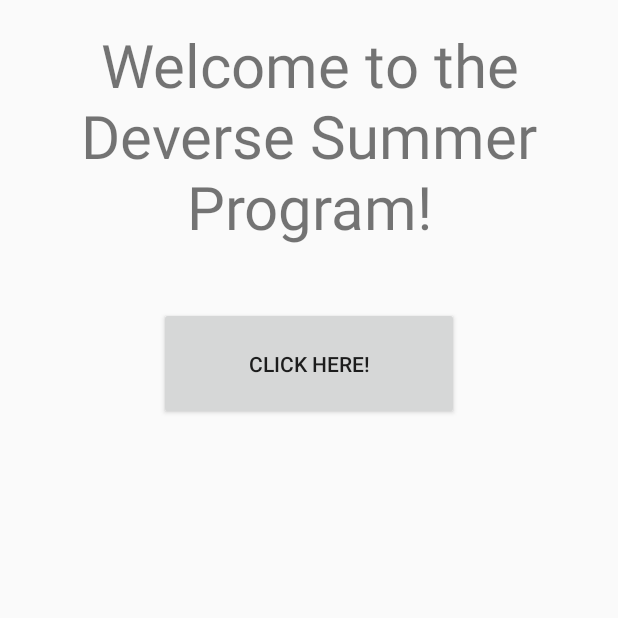
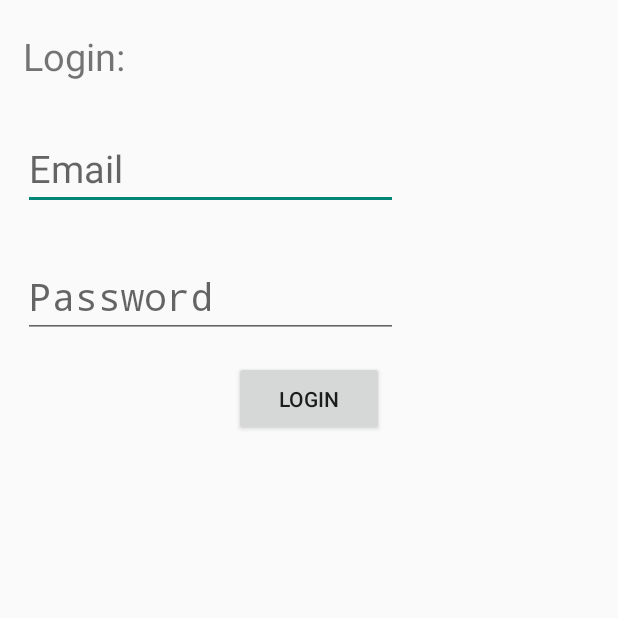
Before and after one commit to TeamDeverse/summer-program-app, an Android app: the screen it shows after launch (MainActivity), on a phone screen of 412 x 824 dp, the top half of it. Run offline under Robolectric (Android 15) with nearby library versions, the phone set to English and light mode, and no system bars; 1 statement that could not run was skipped.

Commit message:
Starting on login view with team

```diff
--- a/app/src/main/java/org/deverse/summer_program/deversesummerprogram/MainActivity.java
+++ b/app/src/main/java/org/deverse/summer_program/deversesummerprogram/MainActivity.java
@@ -2,46 +2,49 @@ package org.deverse.summer_program.deversesummerprogram;
 
 import android.app.Activity;
 import android.content.Context;
+import android.content.Intent;
 import android.os.Bundle;
 import android.view.View;
 import android.widget.Button;
+import android.widget.EditText;
 import android.widget.ImageView;
-import org.deverse.summer_program.deversesummerprogram.ParseAPI;
+import android.widget.TextView;
+import com.parse.ParseException;
+import com.parse.SignUpCallback;
+
+//import org.deverse.summer_program.deversesummerprogram.ParseAPI;
 
 
 public class MainActivity extends Activity {
 
     // Declare our variables up here so that they're globally accessible. We'll define them later
-    ImageView falloutImage;
-    Button mainButton;
-    ParseAPI parse;
+    ParseAPI backend;
+    EditText loginEmail;
+    EditText loginPassword;
+    Button loginButton;
 
     // The onCreate method is the first method that runs when the app starts up. It's like Java's
     // main() method
     @Override
-    protected void onCreate(Bundle savedInstanceState) {
+    public void onCreate(Bundle savedInstanceState) {
         super.onCreate(savedInstanceState);
         setContentView(R.layout.activity_main);
 
-        parse = new ParseAPI(this);
+        backend = new ParseAPI(this);
+        loginEmail = (EditText) findViewById(R.id.login_email);
+        loginPassword = (EditText) findViewById(R.id.login_password);
+        loginButton = (Button) findViewById(R.id.login_button);
 
-        // Define the variables here. Using the `findViewById` method, Android searches the
-        // view we've set for this Activity and then returns a reference to the view with
-        // the name we've input - for the two below, we use "fallout" and "main_button" as names
-        // since that's what we've named our variables in the activity_main.xml file
-        falloutImage = (ImageView) findViewById(R.id.fallout);
-        mainButton = (Button) findViewById(R.id.main_button);
 
-        // Here, we attach an instance of a clickListener onto the main button. This just waits
-        // for a click, and when one occurs, executes the onClick() method and passes in the view
-        // that was clicked itself as an object. We've already defined `falloutImage`, and since it
-        // was originally invisible we make it visible now
-        mainButton.setOnClickListener(new View.OnClickListener() {
+        View.OnClickListener loginClick = new View.OnClickListener(){
             @Override
             public void onClick(View v) {
-                   falloutImage.setVisibility(View.VISIBLE);
+                String email = loginEmail.getText().toString();
+                String password = loginPassword.getText().toString();
             }
-        });
+        };
+
+        loginButton.setOnClickListener(loginClick);
     }
 
 }
--- a/app/src/main/res/layout/activity_main.xml
+++ b/app/src/main/res/layout/activity_main.xml
@@ -1,36 +1,55 @@
-<RelativeLayout xmlns:android="http://schemas.android.com/apk/res/android"
-    xmlns:tools="http://schemas.android.com/tools" android:layout_width="match_parent"
-    android:layout_height="match_parent" android:paddingLeft="@dimen/activity_horizontal_margin"
-    android:paddingRight="@dimen/activity_horizontal_margin"
-    android:paddingTop="@dimen/activity_vertical_margin"
-    android:paddingBottom="@dimen/activity_vertical_margin" tools:context=".MainActivity">
+<RelativeLayout
+    xmlns:android="http://schemas.android.com/apk/res/android"
+    xmlns:tools="http://schemas.android.com/tools"
+    android:layout_width="match_parent"
+    android:layout_height="match_parent"
+    tools:context=".MainActivity">
 
     <TextView
-        android:id="@+id/splash_text"
-        android:text="Welcome to the Deverse Summer Program!"
-        android:layout_centerHorizontal="true"
-        android:textSize="40sp"
-        android:gravity="center"
+        android:id="@+id/login_label"
         android:layout_width="wrap_content"
-        android:layout_height="wrap_content" />
+        android:layout_height="wrap_content"
+        android:layout_marginLeft="15dp"
+        android:textSize="25sp"
+        android:text="Login:"
+        android:layout_marginTop="20dp"
+    />
+
+    <EditText
+        android:id="@+id/login_email"
+        android:layout_width="250dp"
+        android:layout_height="wrap_content"
+        android:layout_below="@+id/login_label"
+        android:layout_marginLeft="15dp"
+        android:layout_marginTop="30dp"
+        android:textSize="25sp"
+        android:hint="Email"
+    />
+
+    <EditText
+        android:id="@+id/login_password"
+        android:layout_width="250dp"
+        android:layout_height="wrap_content"
+        android:layout_below="@+id/login_email"
+        android:layout_marginLeft="15dp"
+        android:layout_marginTop="30dp"
+        android:textSize="25sp"
+        android:hint="Password"
+        android:inputType="textPassword"
+    />
 
     <Button
-        android:id="@+id/main_button"
-        android:text="Click here!"
-        android:layout_width="200dp"
-        android:layout_height="75dp"
-        android:layout_below="@+id/splash_text"
-        android:layout_marginTop="40dp"
-        android:layout_centerHorizontal="true"/>
+        android:id="@+id/login_button"
+        android:layout_width="100dp"
+        android:layout_height="50dp"
+        android:layout_below="@+id/login_password"
+        android:layout_marginTop="15dp"
+        android:layout_centerHorizontal="true"
+        android:text="Login"
+    />
 
-    <ImageView
-        android:id="@+id/fallout"
-        android:layout_width="200dp"
-        android:layout_height="200dp"
-        android:src="@drawable/fallout_guy"
-        android:layout_marginBottom="10dp"
-        android:layout_alignParentBottom="true"
-        android:layout_centerHorizontal="true"
-        android:visibility="invisible"/>
+
+
+
 
 </RelativeLayout>
--- a/app/src/main/res/values/strings.xml
+++ b/app/src/main/res/values/strings.xml
@@ -3,4 +3,6 @@
 
     <string name="hello_world">Hello world!</string>
     <string name="action_settings">Settings</string>
+    <string name="title_activity_second">SecondActivity</string>
+    <string name="title_activity_welcome">WelcomeActivity</string>
 </resources>
```
Also changed, not shown: app/src/main/AndroidManifest.xml (+7 -2 lines), app/src/main/java/org/deverse/summer_program/deversesummerprogram/WelcomeActivity.java (added, +17 -0 lines), app/src/main/res/layout/activity_second.xml (added, +55 -0 lines), app/src/main/res/layout/activity_welcome.xml (added, +18 -0 lines), app/src/main/res/menu/menu.xml (added, +7 -0 lines), app/src/main/res/menu/menu_welcome.xml (added, +7 -0 lines).
